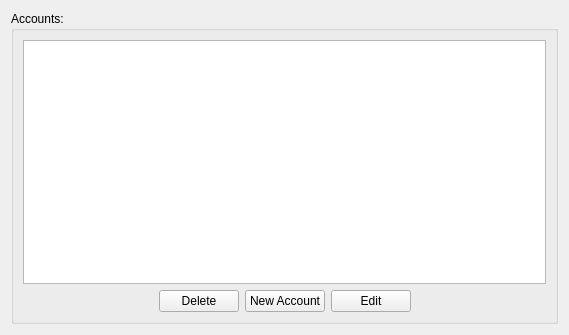
Qt form source/gui/main_widgets/ManageAccounts.ui (BeenEncoded/check_book_program) before a commit.
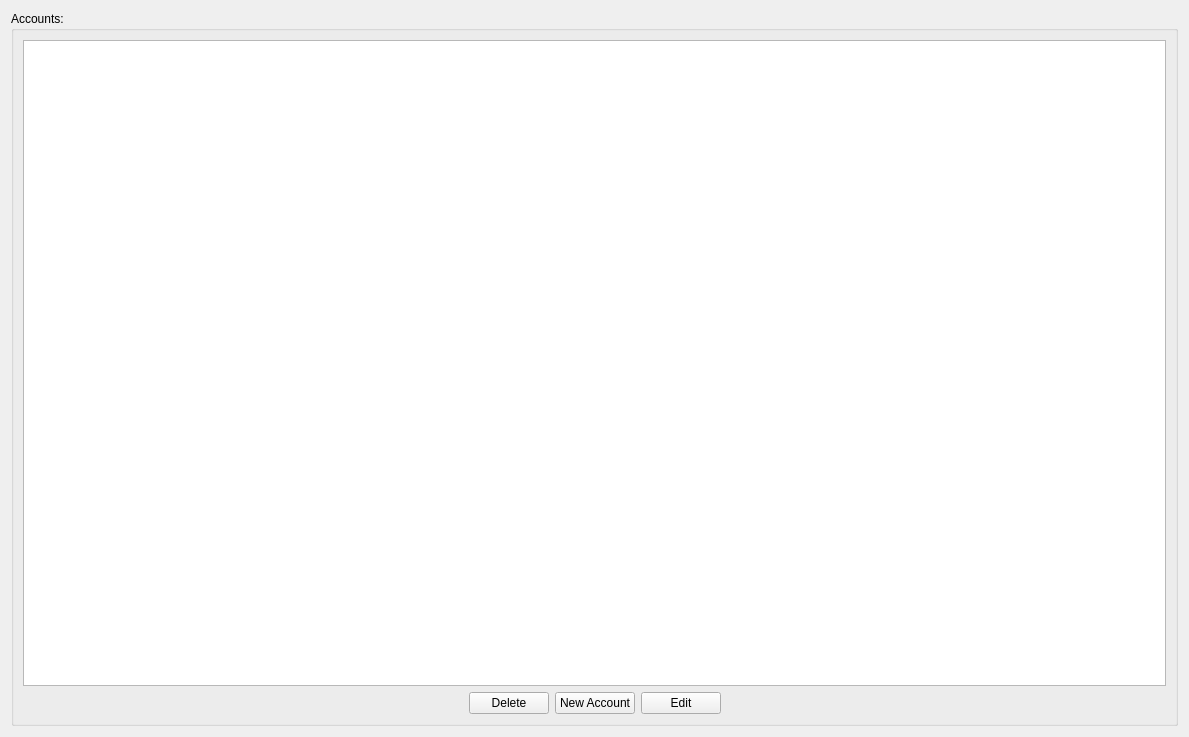
The same form after that commit.

Commit message: Now compiles on windows

Patch:
```diff
--- a/source/gui/main_widgets/ManageAccounts.ui
+++ b/source/gui/main_widgets/ManageAccounts.ui
@@ -6,8 +6,8 @@
    <rect>
     <x>0</x>
     <y>0</y>
-    <width>569</width>
-    <height>335</height>
+    <width>1189</width>
+    <height>737</height>
    </rect>
   </property>
   <property name="windowTitle">
```
The commit also changes 7 other files.
